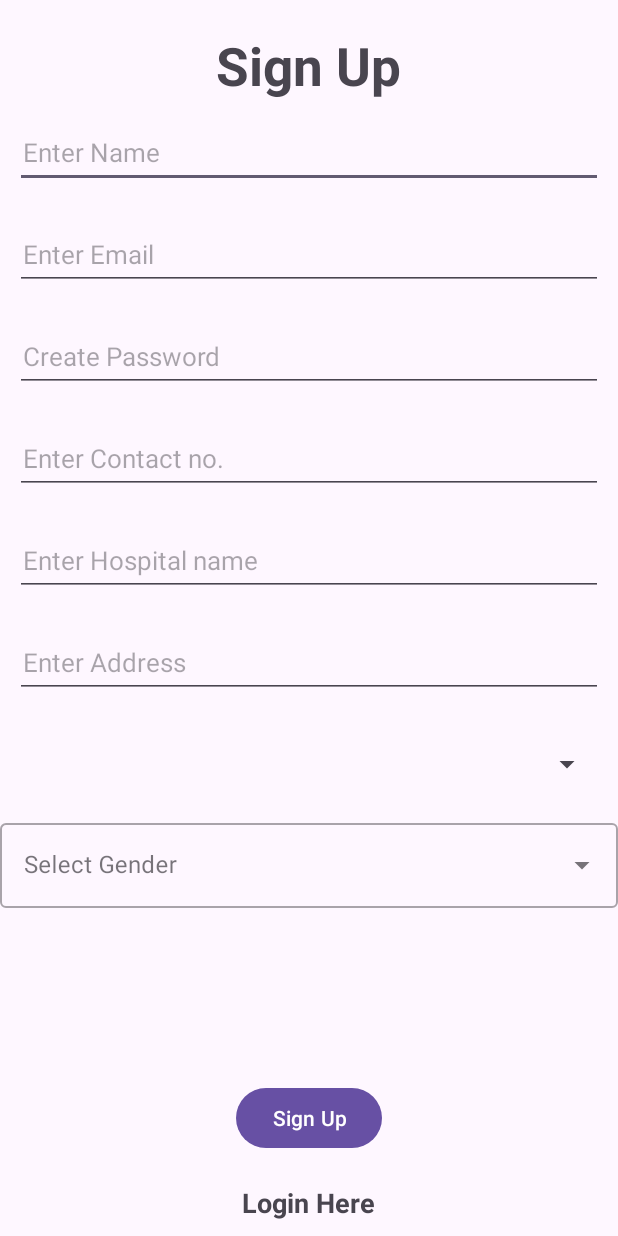
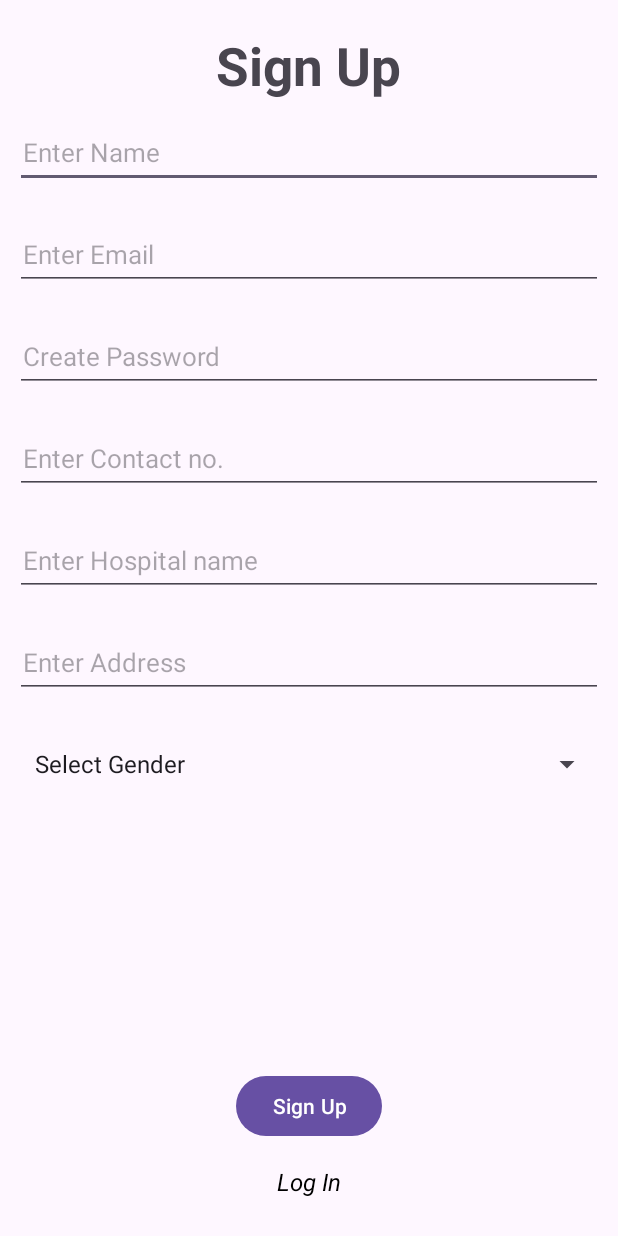
Before and after one commit to ashu-choudhary/Med_App, an Android app: the layout activity_register_doctor.xml on its own in the app's theme, with its tools: preview values and no code run, on a phone screen of 412 x 824 dp. Run offline under Robolectric (Android 15) with nearby library versions, the phone set to English and light mode, and no system bars.

Commit message:
edit dropdown menu

```diff
--- a/app/src/main/res/layout/activity_register_doctor.xml
+++ b/app/src/main/res/layout/activity_register_doctor.xml
@@ -114,15 +114,14 @@
 
     <Spinner
         android:id="@+id/genderSpinner"
+        android:minHeight="48dp"
+        android:padding="5dp"
+        android:textSize="17sp"
+        android:layout_margin="10dp"
+        android:layout_below="@+id/et_address"
         android:layout_width="match_parent"
         android:layout_height="wrap_content"
-        android:layout_below="@+id/et_address"
-        android:layout_centerHorizontal="true"
-        android:layout_margin="10dp"
-        android:layout_marginTop="20dp"
-        android:minHeight="48dp"
-        android:prompt="@string/gender_prompt"
-        android:spinnerMode="dropdown"/>
+        android:entries="@array/gender_array" />
 
 
 
@@ -136,39 +135,24 @@
         android:layout_above="@+id/txt_login"
         android:layout_centerHorizontal="true"
         android:layout_marginTop="10dp"
-        android:layout_marginBottom="20dp"
+        android:layout_marginBottom="10dp"
         />
-
-
-
 
 
     <TextView
         android:id="@+id/txt_login"
-        android:layout_width="wrap_content"
+        android:layout_width="match_parent"
         android:layout_height="wrap_content"
-        android:text="@string/login_here"
-        android:textSize="18sp"
-        android:textStyle="bold"
+        android:text="@string/log_in"
         android:layout_alignParentBottom="true"
-        android:layout_marginBottom="10dp"
         android:layout_centerHorizontal="true"
+        android:layout_marginBottom="20dp"
+        android:textSize="16sp"
+        android:padding="5dp"
+        android:textAlignment="center"
+        android:textStyle="italic"
+        android:textColor="#000000"
         />
 
 
-    <com.google.android.material.textfield.TextInputLayout
-        style="@style/Widget.MaterialComponents.TextInputLayout.OutlinedBox.ExposedDropdownMenu"
-        android:layout_width="match_parent"
-        android:layout_height="wrap_content"
-        android:hint="Select Gender"
-        android:layout_below="@id/genderSpinner"
-        >
-
-        <AutoCompleteTextView
-            android:id="@+id/genderDropdown"
-            android:layout_width="match_parent"
-            android:layout_height="wrap_content"
-            android:inputType="text" />
-
-    </com.google.android.material.textfield.TextInputLayout>
 </RelativeLayout>
```
Also changed, not shown: app/src/main/java/com/example/medapp/activitie/Registerdoctor.kt (+10 -5 lines), app/src/main/java/com/example/medapp/activitie/Registerpatient.kt (+9 -23 lines), app/src/main/res/layout/activity_register_patient.xml (+45 -41 lines).
